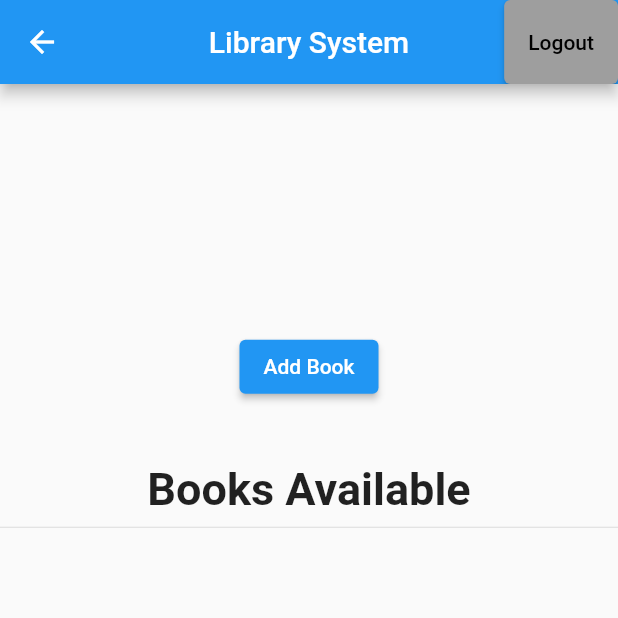
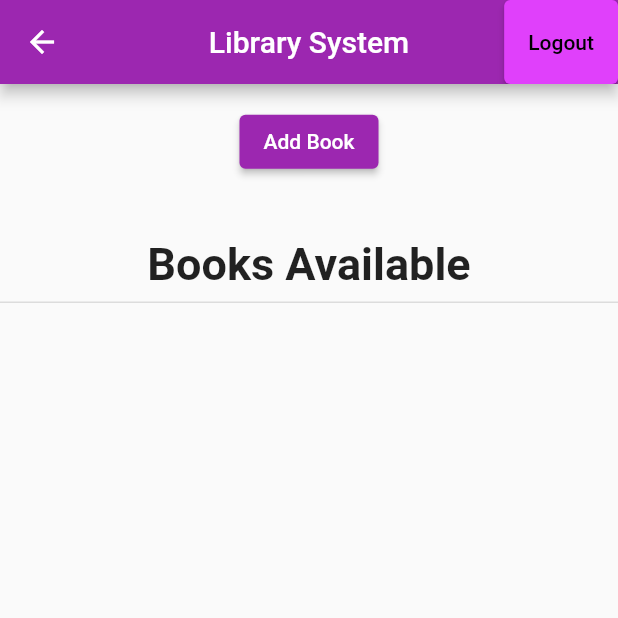
Before and after one commit to pranav3229/SUTT_TASK2, a Flutter app: the LoggedInWidget screen opened directly, on a phone screen of 412 x 824 dp, the top half of it. Run offline on Flutter 3.47's test engine with Material 2 defaults, Android fonts, the phone set to English and light mode, and no system bars; our stand-ins replace cloud_firestore, firebase_auth, firebase_core, fluttertoast, font_awesome_flutter, google_sign_in; accounts and stored records are empty.

Commit message:
no more messing

```diff
--- a/lib/screens/logged_in_widget.dart
+++ b/lib/screens/logged_in_widget.dart
@@ -186,12 +186,13 @@ class LoggedInWidget extends StatelessWidget{
     return Scaffold(
       resizeToAvoidBottomInset: false,
       appBar: AppBar(
+        backgroundColor: Colors.purple,
         title: Text('Library System'),
         centerTitle: true,
         actions: [
           ElevatedButton(
               style: ElevatedButton.styleFrom(
-                primary: Colors.grey,
+                primary: Colors.purpleAccent,
                 onPrimary: Colors.black,
                 // minimumSize: Size(double.infinity,50),
               ),
@@ -213,16 +214,22 @@ class LoggedInWidget extends StatelessWidget{
             // mainAxisAlignment: MainAxisAlignment.center,
             children: [
 
-              ElevatedButton(onPressed:_displayTextInputDialog, child: Text('Add Book')),
+              ElevatedButton(onPressed:_displayTextInputDialog,
+              style: ElevatedButton.styleFrom(
+                primary: Colors.purple,
+                onPrimary: Colors.white,
+                // minimumSize: Size(double.infinity,50),
+              ),
+                  child: Text('Add Book')),
               SizedBox(height: 40,),
               Text('Books Available',
               style: TextStyle(
                 fontSize: 30,
                 fontWeight: FontWeight.bold,
               ),),
-              Divider(),
+              Divider(thickness: 1,),
 
-              SizedBox(height: 300,
+              SizedBox(height: 600,
                 child: UserInformation(),
               )
             ],
--- a/pubspec.yaml
+++ b/pubspec.yaml
@@ -21,6 +21,8 @@ dependencies:
   font_awesome_flutter: ^10.1.0
   provider: ^6.0.3
   cloud_firestore: ^3.1.17
+  http: ^0.13.4
+  fluttertoast: ^8.0.9
 
 
 dev_dependencies:
```
Also changed, not shown: lib/screens/logged_in_widget_students.dart (+22 -22 lines), lib/screens/loginpage.dart (+14 -1 lines), lib/services/post_service.dart (added, +22 -0 lines), lib/services/read_data.dart (+9 -2 lines), lib/services/userinfo_students.dart (+5 -2 lines), pubspec.lock.
